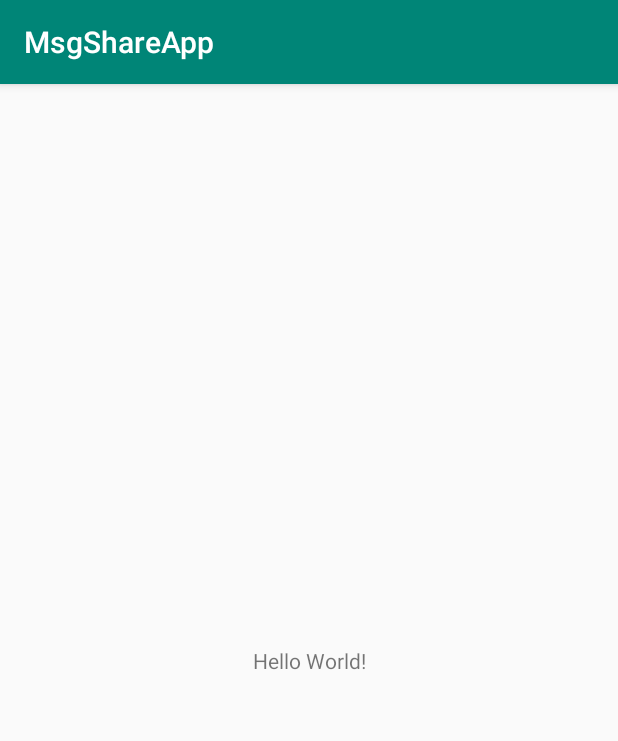
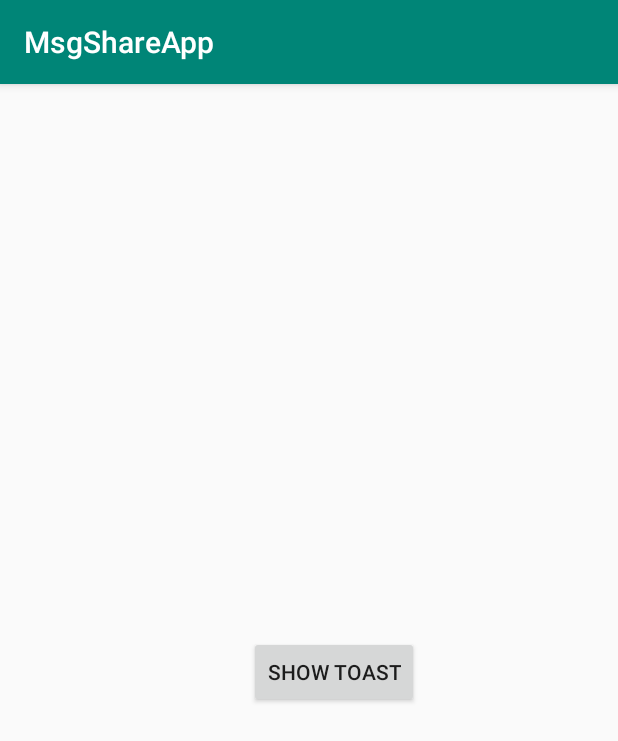
Before and after one commit to mochammadfariz/MsgShareApp, an Android app: the screen it shows after launch (MainActivity), on a phone screen of 412 x 824 dp. Shown: the top 741 px of the screen. Run offline under Robolectric (Android 15) with nearby library versions, the phone set to English and light mode, and no system bars.

Commit message:
Section Two, Video Two

```diff
--- a/app/src/main/java/com/fariz/msgshareapp/MainActivity.kt
+++ b/app/src/main/java/com/fariz/msgshareapp/MainActivity.kt
@@ -2,11 +2,17 @@ package com.fariz.msgshareapp
 
 import androidx.appcompat.app.AppCompatActivity
 import android.os.Bundle
+import android.widget.Toast
+import kotlinx.android.synthetic.main.activity_main.*
 
 class MainActivity : AppCompatActivity() {
 
     override fun onCreate(savedInstanceState: Bundle?) {
         super.onCreate(savedInstanceState)
         setContentView(R.layout.activity_main)
+
+        btnShowToast.setOnClickListener {
+            Toast.makeText(this,"Button was clicked",Toast.LENGTH_SHORT).show()
+        }
     }
 }
--- a/app/src/main/res/layout/activity_main.xml
+++ b/app/src/main/res/layout/activity_main.xml
@@ -1,18 +1,22 @@
 <?xml version="1.0" encoding="utf-8"?>
-<androidx.constraintlayout.widget.ConstraintLayout xmlns:android="http://schemas.android.com/apk/res/android"
+<RelativeLayout
+    xmlns:android="http://schemas.android.com/apk/res/android"
     xmlns:app="http://schemas.android.com/apk/res-auto"
     xmlns:tools="http://schemas.android.com/tools"
     android:layout_width="match_parent"
     android:layout_height="match_parent"
     tools:context=".MainActivity">
 
-    <TextView
+
+    <Button
+        android:id="@+id/btnShowToast"
         android:layout_width="wrap_content"
         android:layout_height="wrap_content"
-        android:text="Hello World!"
-        app:layout_constraintBottom_toBottomOf="parent"
-        app:layout_constraintLeft_toLeftOf="parent"
-        app:layout_constraintRight_toRightOf="parent"
-        app:layout_constraintTop_toTopOf="parent" />
+        android:layout_alignParentStart="true"
+        android:layout_alignParentBottom="true"
+        android:layout_marginStart="166dp"
+        android:layout_marginBottom="352dp"
+        android:text="Show Toast" />
 
-</androidx.constraintlayout.widget.ConstraintLayout>
+
+</RelativeLayout>
```
